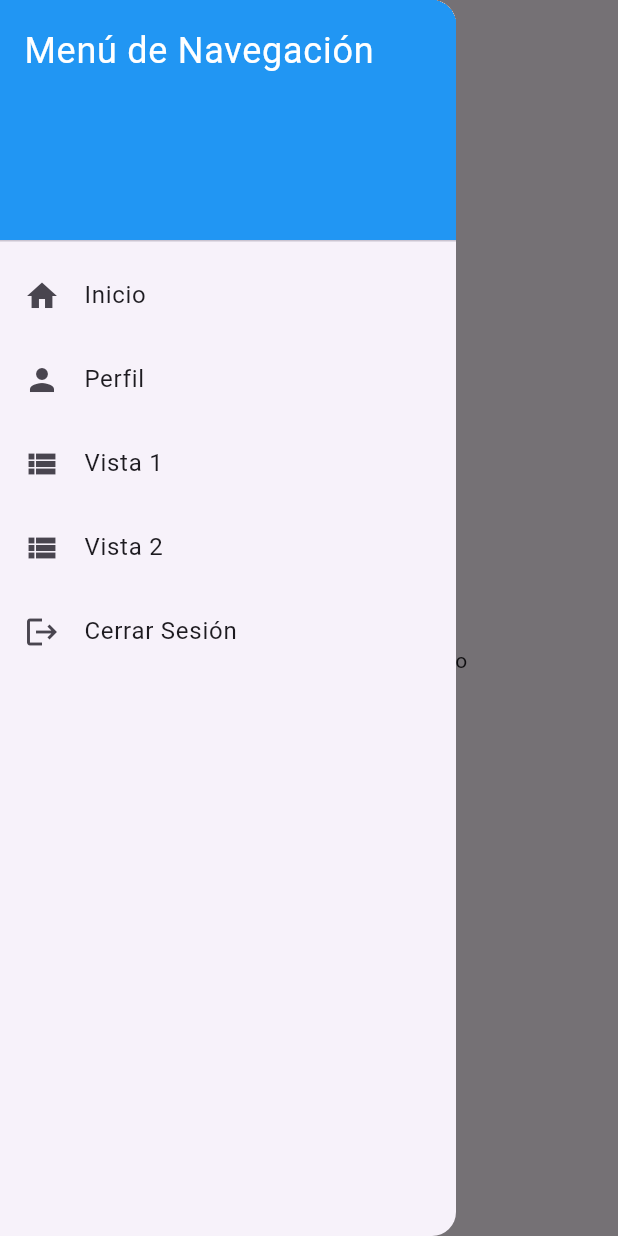
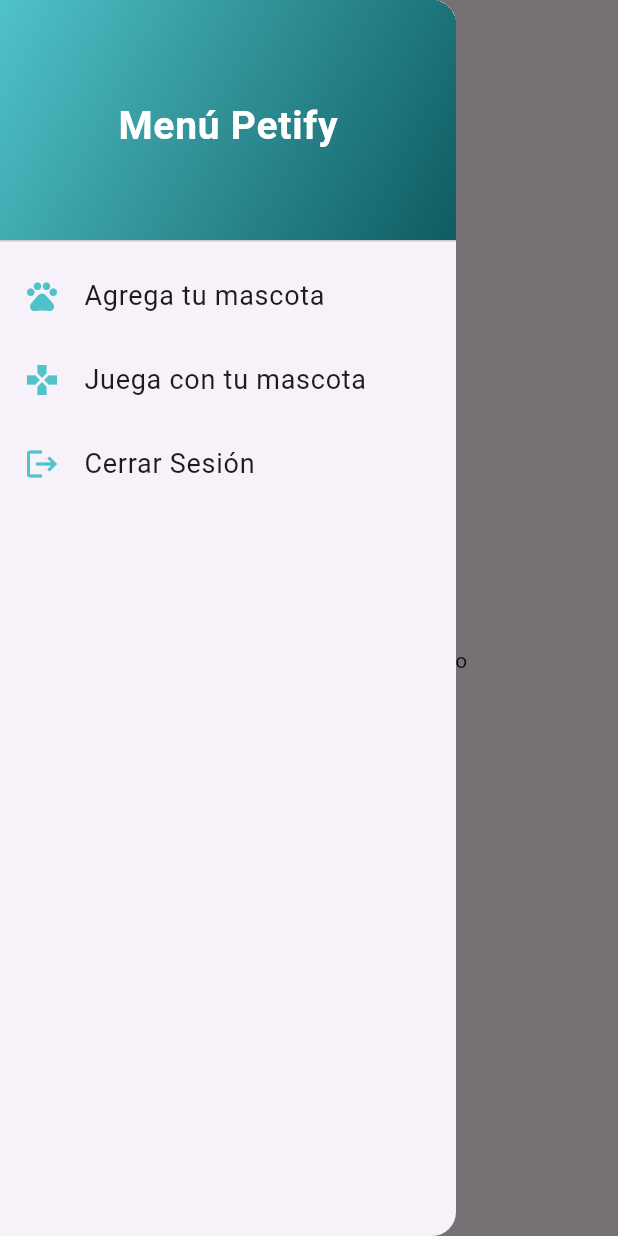
Before and after one commit to Karla-A03/Petify, a Flutter app: the HomeScreen screen opened by its route, with the side drawer open, on a phone screen of 412 x 824 dp. Run offline on Flutter 3.47's test engine with Material 3 defaults, Android fonts, the phone set to English and light mode, and no system bars; our stand-ins replace firebase_auth, firebase_core; missing offline and left inert: firebase_app_check; accounts and stored records are empty; Roboto replaces fonts that are missing (ZenKurenaido).

Commit message:
Modificaciones en menú de navegación

```diff
--- a/lib/widgets/app_drawer.dart
+++ b/lib/widgets/app_drawer.dart
@@ -8,43 +8,63 @@
         padding: EdgeInsets.zero,
         children: <Widget>[
           DrawerHeader(
-            decoration: BoxDecoration(color: Colors.blue),
-            child: Text(
-              'Menú de Navegación',
-              style: TextStyle(color: Colors.white, fontSize: 24),
+            decoration: BoxDecoration(
+              gradient: LinearGradient(
+                colors: [
+                  Color(0xFF50C2C9),
+                  Color(0xFF0E5C61),
+                ],
+                begin: Alignment.topLeft,
+                end: Alignment.bottomRight,
+              ),
+            ),
+            child: Center(
+              child: Text(
+                'Menú Petify',
+                style: TextStyle(
+                  color: Colors.white,
+                  fontSize: 26,
+                  fontWeight: FontWeight.bold,
+                  fontFamily: 'ZenKurenaido', // Fuente personalizada
+                ),
+              ),
             ),
           ),
           ListTile(
-            leading: Icon(Icons.home),
-            title: Text('Inicio'),
+            leading: Icon(Icons.pets, color: Color(0xFF50C2C9)),
+            title: Text(
+              'Agrega tu mascota',
+              style: TextStyle(
+                fontSize: 18,
+                fontFamily: 'ZenKurenaido',
+              ),
+            ),
             onTap: () {
               Navigator.pushReplacementNamed(context, '/home');
             },
           ),
           ListTile(
-            leading: Icon(Icons.person),
-            title: Text('Perfil'),
-            onTap: () {
-              Navigator.pushReplacementNamed(context, '/profile');
-            },
-          ),
-          ListTile(
-            leading: Icon(Icons.view_list),
-            title: Text('Vista 1'),
+            leading: Icon(Icons.games, color: Color(0xFF50C2C9)),
+            title: Text(
+              'Juega con tu mascota',
+              style: TextStyle(
+                fontSize: 18,
+                fontFamily: 'ZenKurenaido',
+              ),
+            ),
             onTap: () {
               Navigator.pushReplacementNamed(context, '/vista1');
             },
           ),
           ListTile(
-            leading: Icon(Icons.view_list),
-            title: Text('Vista 2'),
-            onTap: () {
-              Navigator.pushReplacementNamed(context, '/vista2');
-            },
-          ),
-          ListTile(
-            leading: Icon(Icons.logout),
-            title: Text('Cerrar Sesión'),
+            leading: Icon(Icons.logout, color: Color(0xFF50C2C9)),
+            title: Text(
+              'Cerrar Sesión',
+              style: TextStyle(
+                fontSize: 18,
+                fontFamily: 'ZenKurenaido',
+              ),
+            ),
             onTap: () {
               Navigator.pushReplacementNamed(context, '/login');
             },
```
